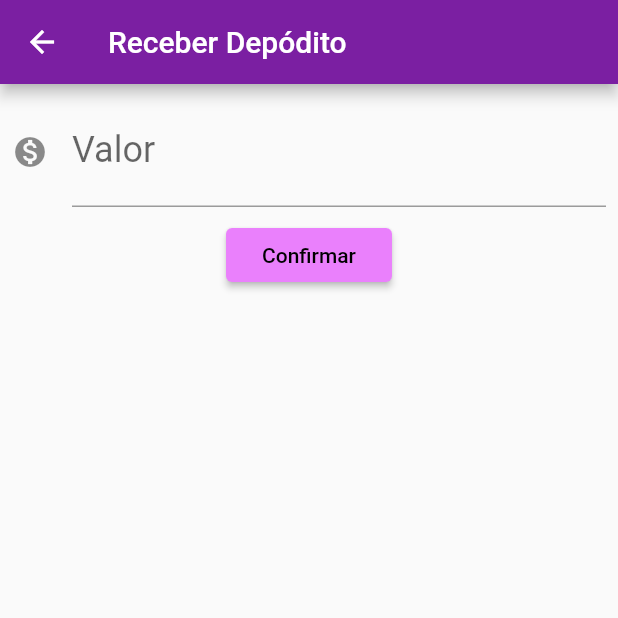
After one commit to Kierico/app_kiericobank_intellij, a Flutter app: the screen it shows after launch, after a tap on "Receber Depósito", on a phone screen of 412 x 824 dp, the top half of it. The commit adds this screen. Run offline on Flutter 3.47's test engine with Material 2 defaults, Android fonts, the phone set to English and light mode, and no system bars.

Commit message:
03. Usando Provider - Adiciona, Notify Listeners, Depósito e Provider.of .

```diff
--- a/lib/models/saldo.dart
+++ b/lib/models/saldo.dart
@@ -1,9 +1,25 @@
 import 'package:flutter/cupertino.dart';
 
 class Saldo extends ChangeNotifier {
-  final double valor;
+  double valor;
 
   Saldo(this.valor);
+
+  /* Metodo que adiciona e muda esse valor. */
+  void adiciona(double valor) {
+    this.valor += valor;
+
+    /* avisa para tudo mundo o que esta sendo alterado. */
+    notifyListeners();
+
+  }
+
+  void subtrai(double valor) {
+    this.valor -= valor;
+
+    notifyListeners();
+
+  }
 
   @override
   String toString() {
--- a/lib/screens/dashboard/dashboard.dart
+++ b/lib/screens/dashboard/dashboard.dart
@@ -1,5 +1,8 @@
+import 'package:KiericoBank/models/saldo.dart';
 import 'package:KiericoBank/screens/dashboard/saldo.dart';
+import 'package:KiericoBank/screens/deposito/formulario.dart';
 import 'package:flutter/material.dart';
+import 'package:provider/provider.dart';
 
 class Dashboard extends StatelessWidget {
   @override
@@ -8,9 +11,24 @@ class Dashboard extends StatelessWidget {
       appBar: AppBar(
         title: const Text('LuBank'),
       ),
-      body: Align(
-        alignment: Alignment.topCenter,
-        child: SaldoCard(),
+      body: ListView(
+        children: <Widget>[
+          Align(
+            alignment: Alignment.topCenter,
+            child: SaldoCard(),
+          ),
+          RaisedButton(
+            child: Text('Receber Depósito'),
+            onPressed: () {
+              Navigator.push(
+                context,
+                MaterialPageRoute(builder: (context) {
+                  return FormularioDeposito();
+                })
+              );
+            },
+          ),
+        ],
       ),
     );
   }
--- /dev/null
+++ b/lib/screens/deposito/formulario.dart
@@ -0,0 +1,63 @@
+import 'package:KiericoBank/components/editor.dart';
+import 'package:KiericoBank/models/saldo.dart';
+import 'package:flutter/material.dart';
+import 'package:provider/provider.dart';
+
+const _tituloAppBar = 'Receber Depódito';
+const _rotuloCampoValor = 'Valor';
+const _dicaCampoValor = '0.00';
+const _textoBotaoConfirmar = 'Confirmar';
+
+class FormularioDeposito extends StatelessWidget {
+
+  final TextEditingController _controladorCampoValor = TextEditingController();
+
+  @override
+  Widget build(BuildContext context) {
+    return Scaffold(
+      appBar: AppBar(
+        title: Text(_tituloAppBar),
+      ),
+      body: SingleChildScrollView(
+        child: Column(
+          children: <Widget>[
+            Editor(
+              controlador: _controladorCampoValor,
+              rotulo: _rotuloCampoValor,
+              dica: _dicaCampoValor,
+              icone: Icons.monetization_on,
+            ),
+            RaisedButton(
+              child: Text(_textoBotaoConfirmar),
+              onPressed: () {
+                _criaDeposito(context);
+              },
+            ),
+          ],
+        ),
+      ),
+    );
+  }
+
+  _criaDeposito(context) {
+
+    final double valor = double.tryParse(_controladorCampoValor.text);
+    final depositoValido = _validaDeposito(valor);
+
+    if (depositoValido) {
+      _atualizaEstado(context, valor);
+      Navigator.pop(context);
+    }
+
+  }
+
+  _validaDeposito(valor) {
+    final _campoPreenchido = valor != null;
+    return _campoPreenchido;
+  }
+
+  _atualizaEstado(context, valor) {
+    Provider.of<Saldo>(context, listen: false).adiciona(valor);
+  }
+
+}
```
